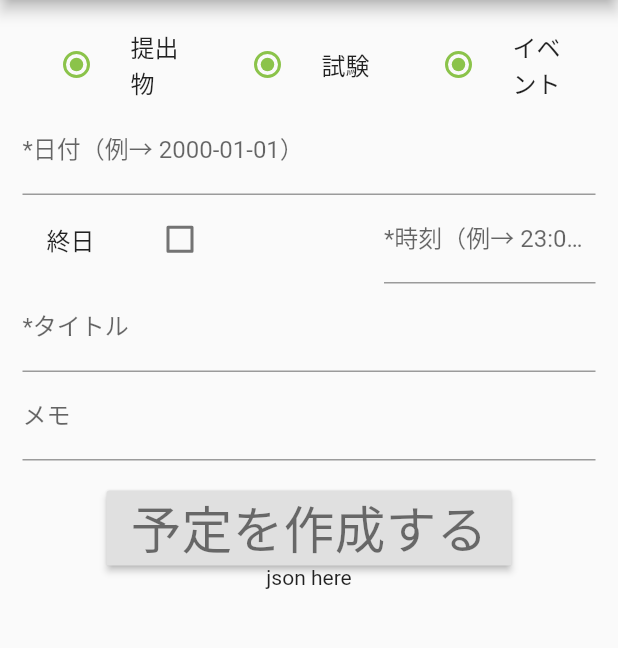
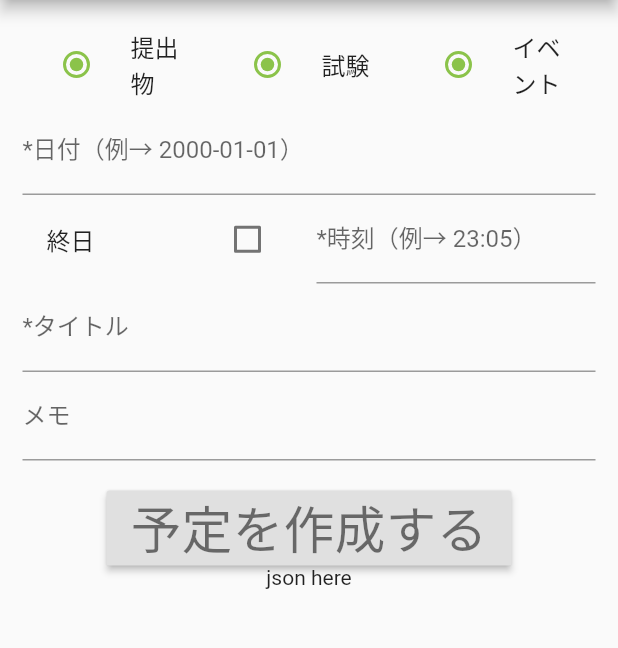
Before and after one commit to watasuke102/TimeTree-AddIvent, a Flutter app: the screen it shows after launch, on a phone screen of 412 x 824 dp, the part 84-732 px from its top. Run offline on Flutter 3.47's test engine with Material 2 defaults, Android fonts, the phone set to English and light mode, and no system bars; our stand-ins replace shared_preferences; Roboto replaces fonts that are missing (mplus).

Commit message:
update: チェックボックスとテキストボックス間の間を狭くした

```diff
--- a/lib/main.dart
+++ b/lib/main.dart
@@ -160,7 +160,7 @@ class MPState extends State<MainPage>
             onChanged:(value)=>setState(()=>allDay=value)
           )),
 
-          Container(width: 100),
+          Container(width: 10),
 
           // 時間
           Flexible(child:TextField
```
